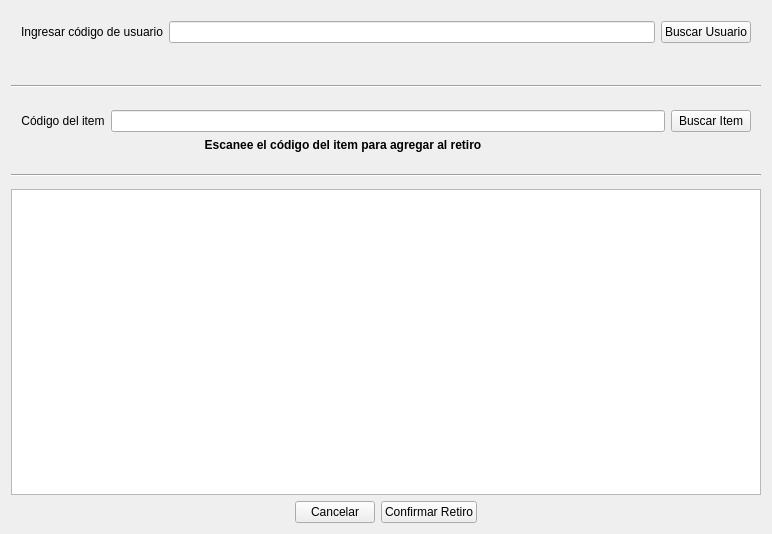
This is AssetManager/src/pages/CheckoutPage.ui in ignabelitzky/asset-manager as Qt 5 draws it before an edit. The edited form follows.
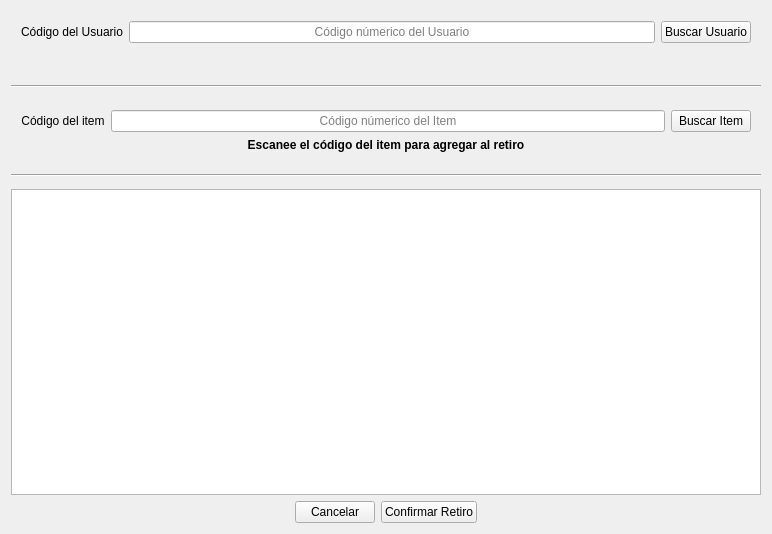
This is the edited form.

```diff
--- a/AssetManager/src/pages/CheckoutPage.ui
+++ b/AssetManager/src/pages/CheckoutPage.ui
@@ -31,7 +31,7 @@
      <item row="0" column="0">
       <widget class="QLabel" name="userBarcodeLabel">
        <property name="text">
-        <string>Ingresar código de usuario</string>
+        <string>Código del Usuario</string>
        </property>
        <property name="alignment">
         <set>Qt::AlignmentFlag::AlignCenter</set>
@@ -55,6 +55,9 @@
        <property name="alignment">
         <set>Qt::AlignmentFlag::AlignCenter</set>
        </property>
+       <property name="placeholderText">
+        <string>Código númerico del Usuario</string>
+       </property>
        <property name="clearButtonEnabled">
         <bool>true</bool>
        </property>
@@ -109,22 +112,6 @@
      <property name="bottomMargin">
       <number>10</number>
      </property>
-     <item row="1" column="0" colspan="2">
-      <widget class="QLabel" name="itemHintLabel">
-       <property name="font">
-        <font>
-         <italic>false</italic>
-         <bold>true</bold>
-        </font>
-       </property>
-       <property name="text">
-        <string>Escanee el código del item para agregar al retiro</string>
-       </property>
-       <property name="alignment">
-        <set>Qt::AlignmentFlag::AlignCenter</set>
-       </property>
-      </widget>
-     </item>
      <item row="0" column="1">
       <widget class="QLineEdit" name="itemBarcodeLineEdit">
        <property name="minimumSize">
@@ -137,7 +124,7 @@
         <set>Qt::AlignmentFlag::AlignCenter</set>
        </property>
        <property name="placeholderText">
-        <string/>
+        <string>Código númerico del Item</string>
        </property>
        <property name="clearButtonEnabled">
         <bool>false</bool>
@@ -161,6 +148,22 @@
        </property>
       </widget>
      </item>
+     <item row="1" column="0" colspan="3">
+      <widget class="QLabel" name="itemHintLabel">
+       <property name="font">
+        <font>
+         <italic>false</italic>
+         <bold>true</bold>
+        </font>
+       </property>
+       <property name="text">
+        <string>Escanee el código del item para agregar al retiro</string>
+       </property>
+       <property name="alignment">
+        <set>Qt::AlignmentFlag::AlignCenter</set>
+       </property>
+      </widget>
+     </item>
     </layout>
    </item>
    <item>
```
